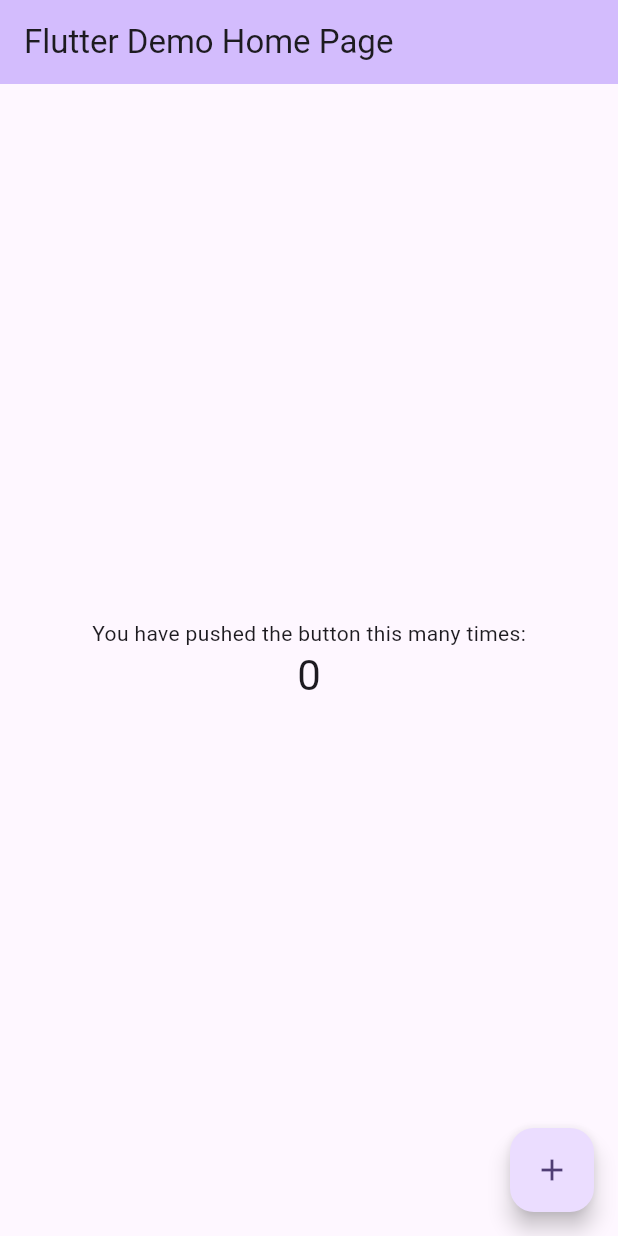
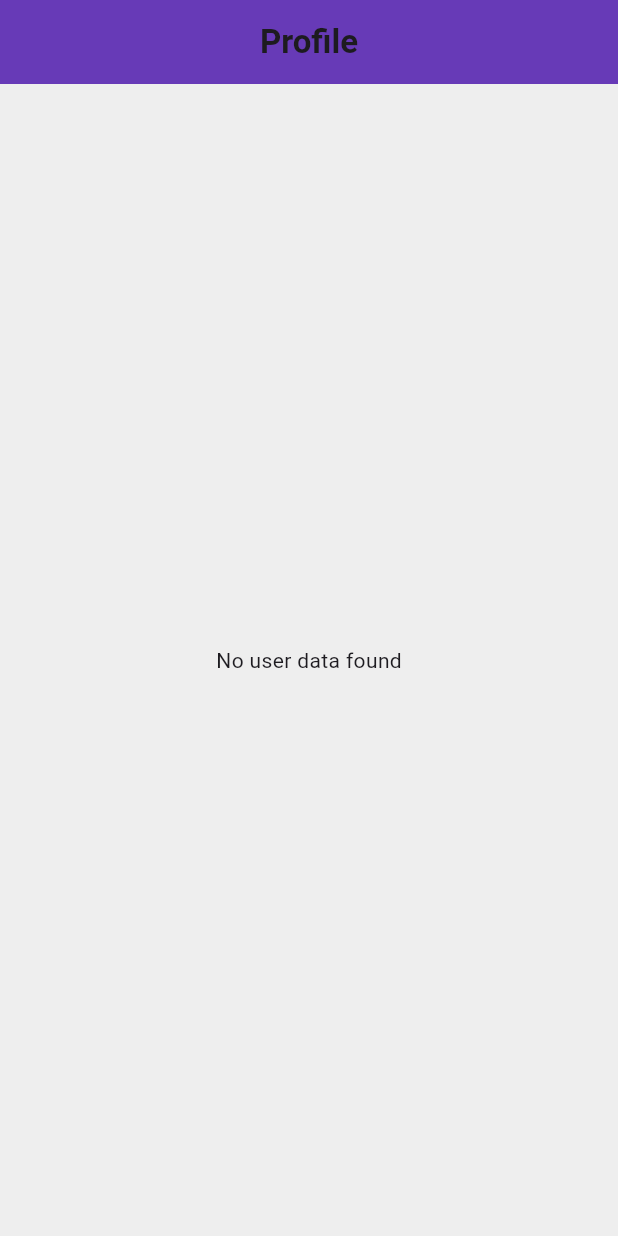
Before and after one commit to Kushalvrma/ttconsultants, a Flutter app: the screen it shows after launch, on a phone screen of 412 x 824 dp. Run offline on Flutter 3.47's test engine with Material 3 defaults, Android fonts, the phone set to English and light mode, and no system bars; our stand-ins replace cloud_firestore, firebase_core, get, hive, hive_flutter, sizer; accounts and stored records are empty.

Commit message:
second commit

```diff
--- /dev/null
+++ b/lib/controllers/user_controller.dart
@@ -0,0 +1,49 @@
+import 'package:get/get.dart';
+import '../models/user_model.dart';
+import '../services/firebase_service.dart';
+import '../services/hive_service.dart';
+
+class UserController extends GetxController {
+  final FirebaseService _firebaseService = FirebaseService();
+  final HiveService _hiveService = HiveService();
+
+  Rx<UserModel?> user = Rx<UserModel?>(null);
+  RxBool isLoading = true.obs;
+
+  @override
+  void onInit() {
+    super.onInit();
+    fetchUserData();
+  }
+
+  Future<void> fetchUserData() async {
+    isLoading.value = true;
+
+    UserModel? localUser = await _hiveService.getUser();
+    if (localUser != null) {
+      print("Fetched from Hive: $localUser");
+      user.value = localUser;
+    } else {
+      print("No user found in Hive.");
+    }
+
+    UserModel? firebaseUser = await _firebaseService.fetchUser();
+    if (firebaseUser != null) {
+      print("Fetched from Firebase: $firebaseUser");
+    }
+
+    if (firebaseUser != null && firebaseUser.toMap() != localUser?.toMap()) {
+      await _hiveService.saveUser(firebaseUser);
+      user.value = firebaseUser;
+      print("Updated Hive with Firebase data.");
+    }
+
+    isLoading.value = false;
+  }
+
+  Future<void> updateUser(UserModel updatedUser) async {
+    await _firebaseService.updateUser(updatedUser);
+    await _hiveService.saveUser(updatedUser);
+    user.value = updatedUser;
+  }
+}
--- a/lib/main.dart
+++ b/lib/main.dart
@@ -1,125 +1,43 @@
 import 'package:flutter/material.dart';
+import 'package:get/get.dart';
+import 'package:firebase_core/firebase_core.dart';
+import 'package:hive_flutter/hive_flutter.dart';
+import 'package:sizer/sizer.dart';
+import 'package:ttconsultants/controllers/user_controller.dart';
+import 'package:ttconsultants/models/user_model.dart';
+import 'package:ttconsultants/views/profile_page.dart'; // Import your ProfilePage
 
-void main() {
+Future<void> main() async {
+  WidgetsFlutterBinding.ensureInitialized();
+  await Firebase.initializeApp();
+  await Hive.initFlutter();
+
+  // Register the adapter for UserModel
+  Hive.registerAdapter(UserModelAdapter());
+
+  await Hive.openBox<UserModel>('userBox');  // Open the Hive box
+
   runApp(const MyApp());
 }
 
 class MyApp extends StatelessWidget {
   const MyApp({super.key});
 
-  // This widget is the root of your application.
   @override
   Widget build(BuildContext context) {
-    return MaterialApp(
-      title: 'Flutter Demo',
-      theme: ThemeData(
-        // This is the theme of your application.
-        //
-        // TRY THIS: Try running your application with "flutter run". You'll see
-        // the application has a purple toolbar. Then, without quitting the app,
-        // try changing the seedColor in the colorScheme below to Colors.green
-        // and then invoke "hot reload" (save your changes or press the "hot
-        // reload" button in a Flutter-supported IDE, or press "r" if you used
-        // the command line to start the app).
-        //
-        // Notice that the counter didn't reset back to zero; the application
-        // state is not lost during the reload. To reset the state, use hot
-        // restart instead.
-        //
-        // This works for code too, not just values: Most code changes can be
-        // tested with just a hot reload.
-        colorScheme: ColorScheme.fromSeed(seedColor: Colors.deepPurple),
-        useMaterial3: true,
-      ),
-      home: const MyHomePage(title: 'Flutter Demo Home Page'),
+    return Sizer(
+      builder: (context, orientation, deviceType) {
+        return GetMaterialApp(
+          debugShowCheckedModeBanner: false,
+          title: 'Flutter Demo',
+          theme: ThemeData(
+            colorScheme: ColorScheme.fromSeed(seedColor: Colors.deepPurple),
+            useMaterial3: true,
+          ),
+          // Using the ProfilePage as the initial page
+          home: ProfilePage(),
+        );
+      },
     );
   }
 }
-
-class MyHomePage extends StatefulWidget {
-  const MyHomePage({super.key, required this.title});
-
-  // This widget is the home page of your application. It is stateful, meaning
-  // that it has a State object (defined below) that contains fields that affect
-  // how it looks.
-
-  // This class is the configuration for the state. It holds the values (in this
-  // case the title) provided by the parent (in this case the App widget) and
-  // used by the build method of the State. Fields in a Widget subclass are
-  // always marked "final".
-
-  final String title;
-
-  @override
-  State<MyHomePage> createState() => _MyHomePageState();
-}
-
-class _MyHomePageState extends State<MyHomePage> {
-  int _counter = 0;
-
-  void _incrementCounter() {
-    setState(() {
-      // This call to setState tells the Flutter framework that something has
-      // changed in this State, which causes it to rerun the build method below
-      // so that the display can reflect the updated values. If we changed
-      // _counter without calling setState(), then the build method would not be
-      // called again, and so nothing would appear to happen.
-      _counter++;
-    });
-  }
-
-  @override
-  Widget build(BuildContext context) {
-    // This method is rerun every time setState is called, for instance as done
-    // by the _incrementCounter method above.
-    //
-    // The Flutter framework has been optimized to make rerunning build methods
-    // fast, so that you can just rebuild anything that needs updating rather
-    // than having to individually change instances of widgets.
-    return Scaffold(
-      appBar: AppBar(
-        // TRY THIS: Try changing the color here to a specific color (to
-        // Colors.amber, perhaps?) and trigger a hot reload to see the AppBar
-        // change color while the other colors stay the same.
-        backgroundColor: Theme.of(context).colorScheme.inversePrimary,
-        // Here we take the value from the MyHomePage object that was created by
-        // the App.build method, and use it to set our appbar title.
-        title: Text(widget.title),
-      ),
-      body: Center(
-        // Center is a layout widget. It takes a single child and positions it
-        // in the middle of the parent.
-        child: Column(
-          // Column is also a layout widget. It takes a list of children and
-          // arranges them vertically. By default, it sizes itself to fit its
-          // children horizontally, and tries to be as tall as its parent.
-          //
-          // Column has various properties to control how it sizes itself and
-          // how it positions its children. Here we use mainAxisAlignment to
-          // center the children vertically; the main axis here is the vertical
-          // axis because Columns are vertical (the cross axis would be
-          // horizontal).
-          //
-          // TRY THIS: Invoke "debug painting" (choose the "Toggle Debug Paint"
-          // action in the IDE, or press "p" in the console), to see the
-          // wireframe for each widget.
-          mainAxisAlignment: MainAxisAlignment.center,
-          children: <Widget>[
-            const Text(
-              'You have pushed the button this many times:',
-            ),
-            Text(
-              '$_counter',
-              style: Theme.of(context).textTheme.headlineMedium,
-            ),
-          ],
-        ),
-      ),
-      floatingActionButton: FloatingActionButton(
-        onPressed: _incrementCounter,
-        tooltip: 'Increment',
-        child: const Icon(Icons.add),
-      ), // This trailing comma makes auto-formatting nicer for build methods.
-    );
-  }
-}
--- /dev/null
+++ b/lib/models/user_model.dart
@@ -0,0 +1,54 @@
+import 'package:hive/hive.dart';
+
+part 'user_model.g.dart';
+
+@HiveType(typeId: 0)
+class UserModel {
+  @HiveField(0)
+  final String email;
+
+  @HiveField(1)
+  final String name;
+
+  @HiveField(2)
+  final String mobileNo;
+
+  @HiveField(3)
+  final String address;
+
+  @HiveField(4)
+  final String image;
+
+  UserModel({
+    required this.email,
+    required this.name,
+    required this.mobileNo,
+    required this.address,
+    required this.image,
+  });
+
+  factory UserModel.fromMap(Map<String, dynamic> map) {
+    return UserModel(
+      email: map['email'],
+      name: map['name'],
+      mobileNo: map['mobile_no'],
+      address: map['address'],
+      image: map['image'],
+    );
+  }
+
+  Map<String, dynamic> toMap() {
+    return {
+      'email': email,
+      'name': name,
+      'mobile_no': mobileNo,
+      'address': address,
+      'image': image,
+    };
+  }
+
+  @override
+  String toString() {
+    return 'UserModel(email: $email, name: $name, mobileNo: $mobileNo, address: $address, image: $image)';
+  }
+}
--- /dev/null
+++ b/lib/services/firebase_service.dart
@@ -0,0 +1,39 @@
+import 'package:cloud_firestore/cloud_firestore.dart';
+import 'package:hive/hive.dart';
+
+import '../models/user_model.dart';
+
+class FirebaseService {
+  final FirebaseFirestore _firestore = FirebaseFirestore.instance;
+
+  Future<UserModel?> fetchUser() async {
+    try {
+      var snapshot = await FirebaseFirestore.instance.collection('users').doc('user1').get();
+      if (snapshot.exists) {
+        return UserModel.fromMap(snapshot.data()!);
+      } else {
+        print("No user found in Firebase.");
+        return null;
+      }
+    } catch (e) {
+      print("Error fetching user from Firebase: $e");
+      return null;
+    }
+  }
+
+  Future<void> updateUser(UserModel user) async {
+    await _firestore.collection("users").doc("user1").set(user.toMap());
+  }
+
+  Future<void> saveUser(UserModel user) async {
+    var box = await Hive.openBox<UserModel>('userBox');
+    await box.put('user', user);
+    print("Saved user to Hive: $user");
+  }
+
+  Future<UserModel?> getUser() async {
+    var box = await Hive.openBox<UserModel>('userBox');
+    return box.get('user');
+  }
+
+}
--- /dev/null
+++ b/lib/services/hive_service.dart
@@ -0,0 +1,16 @@
+import 'package:hive/hive.dart';
+import '../models/user_model.dart';
+
+class HiveService {
+  static const String _boxName = "userBox";
+
+  Future<void> saveUser(UserModel user) async {
+    var box = await Hive.openBox<UserModel>(_boxName);
+    await box.put("user", user);
+  }
+
+  Future<UserModel?> getUser() async {
+    var box = await Hive.openBox<UserModel>(_boxName);
+    return box.get("user");
+  }
+}
--- /dev/null
+++ b/lib/views/profile_page.dart
@@ -0,0 +1,140 @@
+import 'package:flutter/material.dart';
+import 'package:get/get.dart';
+import 'package:sizer/sizer.dart';
+import '../controllers/user_controller.dart';
+import 'edit_profile_page.dart';
+
+class ProfilePage extends StatelessWidget {
+  final UserController userController = Get.put(UserController());
+
+  ProfilePage({super.key});
+
+  @override
+  Widget build(BuildContext context) {
+    return Scaffold(
+      backgroundColor: Colors.grey[200],
+      appBar: AppBar(
+        title: const Text(
+          "Profile",
+          style: TextStyle(fontWeight: FontWeight.bold),
+        ),
+        centerTitle: true,
+        elevation: 0,
+        backgroundColor: Colors.deepPurple,
+      ),
+      body: Obx(() {
+        if (userController.isLoading.value) {
+          return const Center(child: CircularProgressIndicator());
+        }
+
+        final user = userController.user.value;
+        if (user == null) {
+          return const Center(child: Text("No user data found"));
+        }
+
+        return SingleChildScrollView(
+          child: Column(
+            children: [
+              Stack(
+                alignment: Alignment.center,
+                children: [
+                  Container(
+                    width: double.infinity,
+                    height: 20.h,
+                    decoration: BoxDecoration(
+                      gradient: LinearGradient(
+                        colors: [Colors.deepPurple, Colors.blueAccent],
+                        begin: Alignment.topLeft,
+                        end: Alignment.bottomRight,
+                      ),
+                    ),
+                  ),
+                  CircleAvatar(
+                    radius: 50,
+                    backgroundColor: Colors.white,
+                    child: CircleAvatar(
+                      radius: 48,
+                      backgroundImage: NetworkImage(user.image),
+                    ),
+                  ),
+                ],
+              ),
+              SizedBox(height: 2.h),
+
+              Padding(
+                padding: EdgeInsets.symmetric(horizontal: 5.w),
+                child: Card(
+                  shape: RoundedRectangleBorder(
+                    borderRadius: BorderRadius.circular(15),
+                  ),
+                  elevation: 4,
+                  child: Padding(
+                    padding: EdgeInsets.all(4.w),
+                    child: Column(
+                      crossAxisAlignment: CrossAxisAlignment.center,
+                      children: [
+                        Text(
+                          user.name,
+                          style: TextStyle(
+                            fontSize: 20.sp,
+                            fontWeight: FontWeight.bold,
+                            color: Colors.deepPurple,
+                          ),
+                        ),
+                        SizedBox(height: 1.h),
+                        Text(
+                          user.email,
+                          style: TextStyle(fontSize: 14.sp, color: Colors.grey[700]),
+                        ),
+                        SizedBox(height: 3.h),
+
+                        _buildInfoTile(Icons.phone, "Mobile", user.mobileNo),
+                        _buildInfoTile(Icons.location_on, "Address", user.address),
+
+                        SizedBox(height: 2.h),
+
+                        ElevatedButton.icon(
+                          style: ElevatedButton.styleFrom(
+                            padding: EdgeInsets.symmetric(horizontal: 8.w, vertical: 1.5.h),
+                            backgroundColor: Colors.deepPurple,
+                            shape: RoundedRectangleBorder(
+                              borderRadius: BorderRadius.circular(10),
+                            ),
+                          ),
+                          onPressed: () => Get.to(() => EditProfilePage()),
+                          icon: const Icon(Icons.edit, color: Colors.white),
+                          label: const Text(
+                            "Edit Profile",
+                            style: TextStyle(color: Colors.white, fontSize: 16),
+                          ),
+                        ),
+                      ],
+                    ),
+                  ),
+                ),
+              ),
+            ],
+          ),
+        );
+      }),
+    );
+  }
+
+  Widget _buildInfoTile(IconData icon, String title, String value) {
+    return Padding(
+      padding: EdgeInsets.symmetric(vertical: 1.h),
+      child: Row(
+        children: [
+          Icon(icon, color: Colors.deepPurple, size: 22.sp),
+          SizedBox(width: 3.w),
+          Expanded(
+            child: Text(
+              "$title: $value",
+              style: TextStyle(fontSize: 14.sp, fontWeight: FontWeight.w500),
+            ),
+          ),
+        ],
+      ),
+    );
+  }
+}
```
Also changed, not shown: lib/views/edit_profile_page.dart (added, +128 -0 lines), pubspec.yaml (+15 -0 lines), lib/models/user_model.g.dart (added), lib/utils/validators.dart (added), pubspec.lock, 5 other files.
